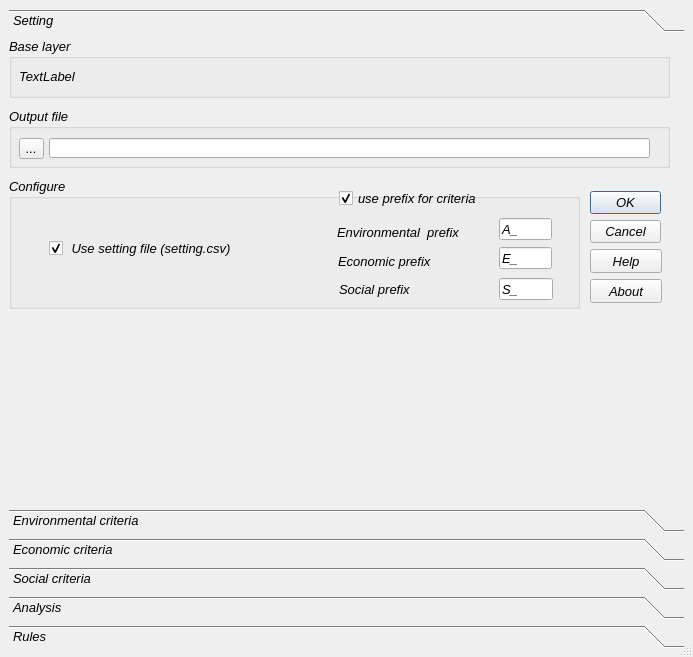
This is geoSUIT.ui in gmassei/geoUmbriaSUIT as Qt 5 draws it before an edit. The edited form follows.
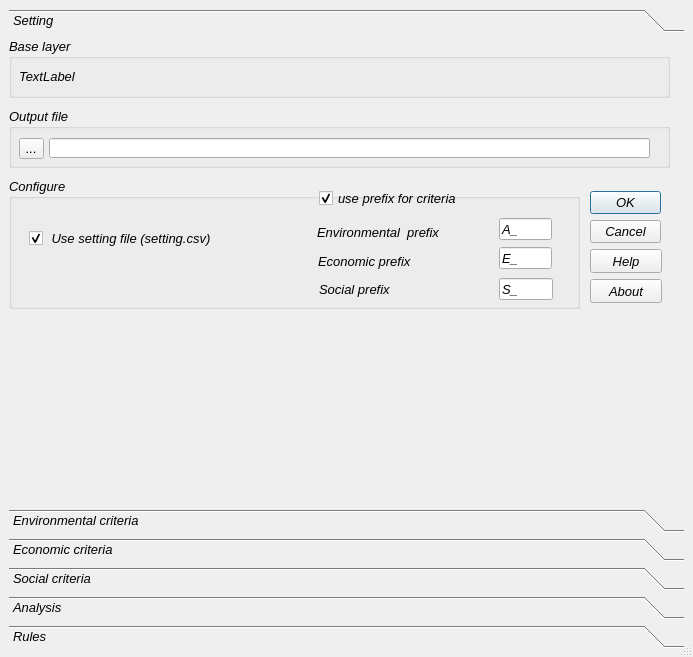
This is the edited form.

```diff
--- a/geoSUIT.ui
+++ b/geoSUIT.ui
@@ -76,7 +76,7 @@
         <x>0</x>
         <y>0</y>
         <width>675</width>
-        <height>459</height>
+        <height>453</height>
        </rect>
       </property>
       <attribute name="label">
@@ -162,9 +162,9 @@
        <widget class="QCheckBox" name="checkBox">
         <property name="geometry">
          <rect>
-          <x>40</x>
-          <y>60</y>
-          <width>191</width>
+          <x>20</x>
+          <y>50</y>
+          <width>221</width>
           <height>21</height>
          </rect>
         </property>
@@ -191,9 +191,9 @@
        <widget class="QLabel" name="label_2">
         <property name="geometry">
          <rect>
-          <x>329</x>
+          <x>309</x>
           <y>73</y>
-          <width>131</width>
+          <width>161</width>
           <height>20</height>
          </rect>
         </property>
@@ -204,9 +204,9 @@
        <widget class="QLabel" name="label">
         <property name="geometry">
          <rect>
-          <x>328</x>
+          <x>308</x>
           <y>46</y>
-          <width>131</width>
+          <width>161</width>
           <height>16</height>
          </rect>
         </property>
@@ -217,9 +217,9 @@
        <widget class="QCheckBox" name="preFIXcheckBox">
         <property name="geometry">
          <rect>
-          <x>330</x>
+          <x>310</x>
           <y>10</y>
-          <width>144</width>
+          <width>171</width>
           <height>20</height>
          </rect>
         </property>
@@ -233,9 +233,9 @@
        <widget class="QLabel" name="label_5">
         <property name="geometry">
          <rect>
-          <x>330</x>
+          <x>310</x>
           <y>100</y>
-          <width>131</width>
+          <width>161</width>
           <height>22</height>
          </rect>
         </property>
```
Left out of the diff: 22 changed lines with no effect on the pictures.
